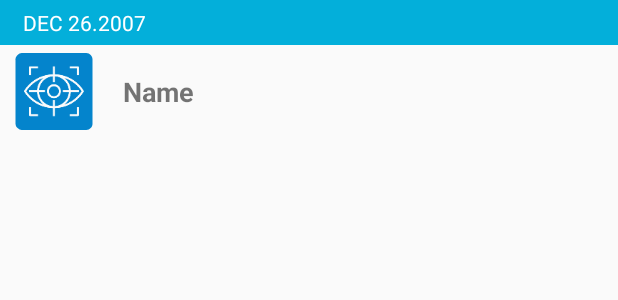
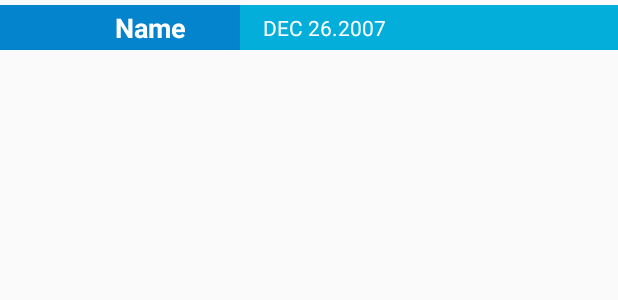
Before and after one commit to Dovbaka/FaceRec, an Android app: the layout item.xml on its own in the app's theme, with its tools: preview values and no code run, on a phone screen of 412 x 824 dp. Shown: the top 300 px of the screen. Run offline under Robolectric (Android 15) with nearby library versions, the phone set to English and light mode, and no system bars.

```diff
--- a/app/src/main/AndroidManifest.xml
+++ b/app/src/main/AndroidManifest.xml
@@ -13,8 +13,7 @@
         android:roundIcon="@mipmap/ic_launcher_round"
         android:supportsRtl="true"
         android:theme="@style/AppTheme">
-        <activity android:name=".List"
-            android:theme="@style/AppTheme.NoActionBar"></activity>
+        <activity android:name=".List"></activity>
         <activity
             android:name=".Registration"
             android:screenOrientation="landscape" />
--- a/app/src/main/java/com/example/facerec/List.java
+++ b/app/src/main/java/com/example/facerec/List.java
@@ -63,7 +63,7 @@ public class List extends AppCompatActivity {
         }
         startManagingCursor(c);
         String[] from = { ATTRIBUTE_NAME, ATTRIBUTE_DATE, ATTRIBUTE_NAME_IMAGE};
-        int[] to = new int[] {R.id.tvName, R.id.tvTime, R.id.tvImage};
+        int[] to = new int[] {R.id.tvName, R.id.tvTime};
 
         MySimpleAdapter sAdapter = new MySimpleAdapter(this, data,
                 R.layout.item, from, to);
@@ -82,7 +82,7 @@ public class List extends AppCompatActivity {
     public void onCreateContextMenu(ContextMenu menu, View v,
                                     ContextMenu.ContextMenuInfo menuInfo) {
         super.onCreateContextMenu(menu, v, menuInfo);
-        menu.add(0, CM_DELETE_ID, 0,"Delete Operation");
+        menu.add(0, CM_DELETE_ID, 0,"Delete item");
     }
 
     //Вибір елементу списку
--- a/app/src/main/java/com/example/facerec/Methods.java
+++ b/app/src/main/java/com/example/facerec/Methods.java
@@ -204,7 +204,7 @@ public class Methods {
 
             Mat capturedFace = new Mat(grayMat, face);
             Imgproc.resize(capturedFace, capturedFace, new Size(IMG_WIDTH, IMG_HEIGHT));
-            Imgproc.GaussianBlur(capturedFace,capturedFace, new Size(3, 3), 0);
+            Imgproc.GaussianBlur(capturedFace,capturedFace, new Size(1, 1), 0);
             Imgproc.equalizeHist(capturedFace, capturedFace);
 
             File savePhoto = new File(facePicsPath, String.format( name + "-%d.png", photoNumber));
--- a/app/src/main/res/layout/activity_recognition_page.xml
+++ b/app/src/main/res/layout/activity_recognition_page.xml
@@ -21,9 +21,8 @@
         android:layout_width="wrap_content"
         android:layout_height="wrap_content"
         android:layout_marginEnd="32dp"
-        android:layout_marginBottom="120dp"
+        android:layout_marginBottom="60dp"
         android:background="@android:color/transparent"
-        android:onClick="swapCamera"
         android:src="@drawable/ic_autorenew_black"
         app:layout_constraintBottom_toBottomOf="parent"
         app:layout_constraintEnd_toEndOf="parent"
@@ -33,6 +32,7 @@
         android:id="@+id/btnRecognize"
         android:layout_width="wrap_content"
         android:layout_height="wrap_content"
+        android:layout_marginTop="60dp"
         android:layout_marginEnd="32dp"
         android:background="@android:color/transparent"
         app:layout_constraintBottom_toBottomOf="parent"
--- a/app/src/main/res/layout/item.xml
+++ b/app/src/main/res/layout/item.xml
@@ -8,47 +8,30 @@
     <LinearLayout
         android:layout_width="match_parent"
         android:layout_height="wrap_content"
-        android:background="@color/colorAccent"
-        android:orientation="horizontal">
-
-        <TextView
-            android:id="@+id/tvTime"
-            android:layout_width="0dp"
-            android:layout_height="wrap_content"
-            android:layout_weight="1"
-            android:paddingLeft="15dp"
-            android:textColor="#fff"
-            android:paddingTop="5dp"
-            android:paddingBottom="5dp"
-            android:text="DEC 26.2007" />
-    </LinearLayout>
-
-    <LinearLayout
-        android:layout_width="match_parent"
-        android:layout_height="wrap_content"
         android:orientation="horizontal"
-        android:paddingTop="5dp"
-        android:paddingBottom="5dp">
+        android:paddingTop="3dp"
+        android:paddingBottom="3dp">
 
 
         <LinearLayout
             android:id="@+id/Image_layout"
             android:layout_width="wrap_content"
-            android:layout_height="51dp"
+            android:layout_height="match_parent"
+            android:background="@color/colorPrimary"
             android:orientation="vertical"
             android:visibility="visible">
 
-            <ImageView
-                android:id="@+id/tvImage"
-                android:layout_width="wrap_content"
+            <Space
+                android:layout_width="100px"
                 android:layout_height="match_parent"
-                app:srcCompat="@mipmap/ic_launcher" />
+                android:layout_weight="2" />
         </LinearLayout>
 
         <LinearLayout
-            android:layout_width="wrap_content"
+            android:layout_width="match_parent"
             android:layout_height="match_parent"
             android:layout_weight="2"
+            android:background="@color/colorPrimary"
             android:gravity="center"
             android:orientation="vertical"
             android:paddingLeft="10dp">
@@ -61,9 +44,29 @@
                 android:ellipsize="end"
                 android:singleLine="true"
                 android:text="Name"
+                android:textColor="#fff"
                 android:textSize="18sp"
                 android:textStyle="bold" />
 
+        </LinearLayout>
+
+        <LinearLayout
+            android:layout_width="match_parent"
+            android:layout_height="match_parent"
+            android:layout_weight="1"
+            android:background="@color/colorAccent"
+            android:orientation="horizontal">
+
+            <TextView
+                android:id="@+id/tvTime"
+                android:layout_width="0dp"
+                android:layout_height="wrap_content"
+                android:layout_weight="1"
+                android:paddingLeft="15dp"
+                android:paddingTop="5dp"
+                android:paddingBottom="5dp"
+                android:text="DEC 26.2007"
+                android:textColor="#fff" />
         </LinearLayout>
 
 
```
Also changed, not shown: app/src/main/java/com/example/facerec/Recognition.java (+18 -5 lines).
